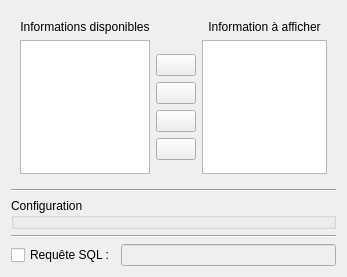
Above: sources/dataBase/ui/summaryquerywidget.ui from qelectrotech/qelectrotech-source-mirror before the change. Below: the same form after it.
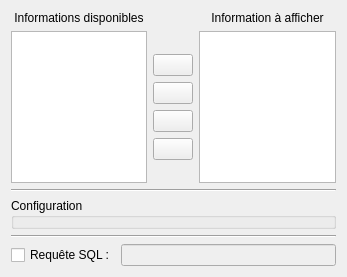
That is the form after the change. Icons and pictures are not drawn. Custom widgets are drawn as their Qt base class.

Commit message: Summary query widget : config can be saved/loaded

Diff of the .ui file:
```diff
--- a/sources/dataBase/ui/summaryquerywidget.ui
+++ b/sources/dataBase/ui/summaryquerywidget.ui
@@ -17,6 +17,18 @@
    <item>
     <widget class="QWidget" name="m_info_widget" native="true">
      <layout class="QGridLayout" name="gridLayout_2">
+      <property name="leftMargin">
+       <number>0</number>
+      </property>
+      <property name="topMargin">
+       <number>0</number>
+      </property>
+      <property name="rightMargin">
+       <number>0</number>
+      </property>
+      <property name="bottomMargin">
+       <number>0</number>
+      </property>
       <item row="1" column="2">
        <widget class="QListWidget" name="m_choosen_list"/>
       </item>
```
The commit also changes 3 other files.
